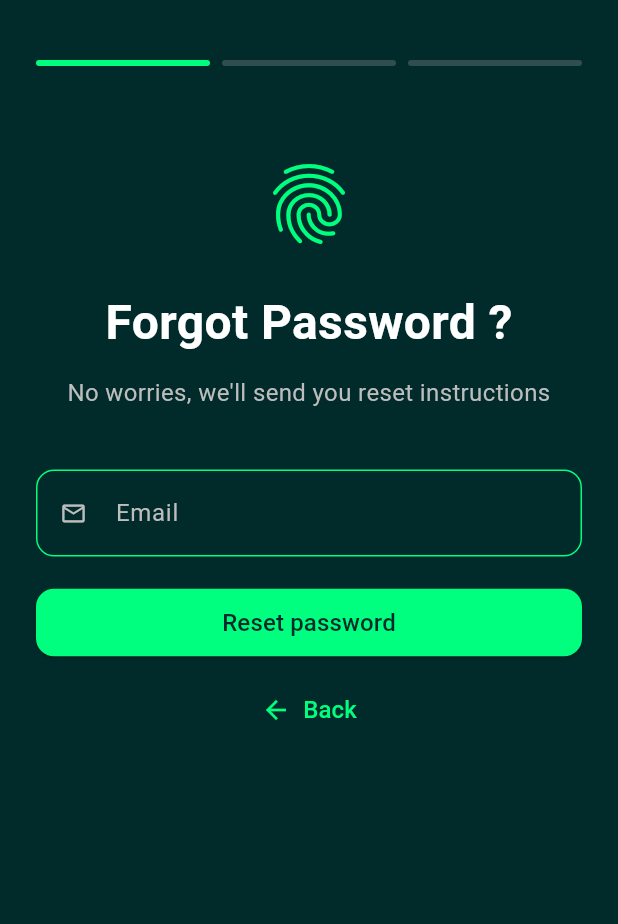
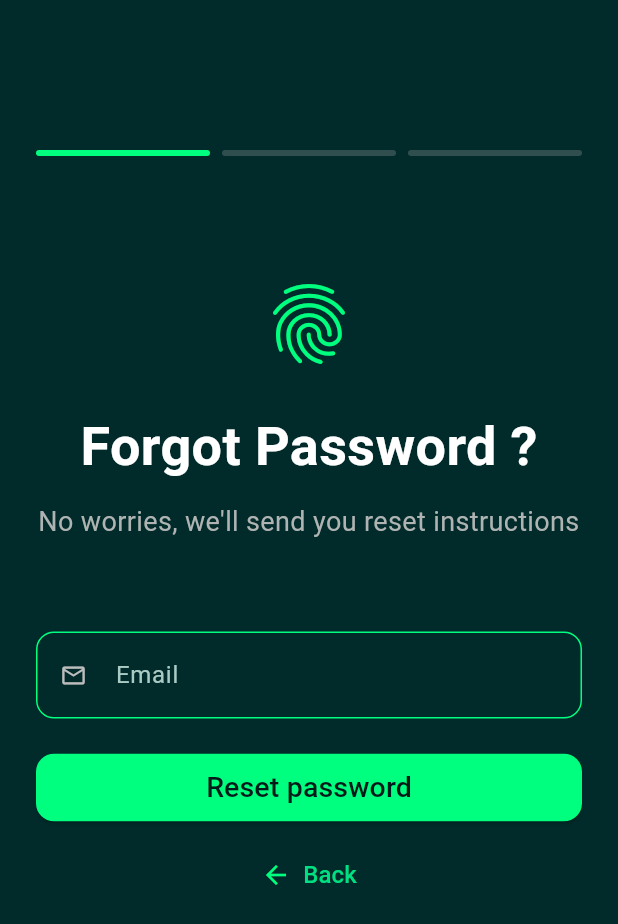
Before and after one commit to syigen/safe-app, a Flutter app: the ForgotPasswordScreen screen opened directly, on a phone screen of 412 x 824 dp. Shown: the top 924 px of the screen. Run offline on Flutter 3.47's test engine with Material 3 defaults, Android fonts, the phone set to English and light mode, and no system bars; our stand-ins replace dotted_border, flutter_dotenv, flutter_riverpod, fluttertoast, geocoding, google_maps_flutter and 5 more; missing offline and left inert: app_settings, dart:ffi; accounts and stored records are empty.

Commit message:
Fix UI bugs in forgot_password page

```diff
--- a/lib/pages/forgot_password_page.dart
+++ b/lib/pages/forgot_password_page.dart
@@ -20,7 +20,7 @@ class _ForgotPasswordScreenState extends State<ForgotPasswordScreen> {
           padding: const EdgeInsets.symmetric(horizontal: 24.0),
           child: Column(
             children: [
-              const SizedBox(height: 40),
+              const SizedBox(height: 100),
 
               Row(
                 children: [
@@ -55,7 +55,7 @@ class _ForgotPasswordScreenState extends State<ForgotPasswordScreen> {
                   ),
                 ],
               ),
-              const SizedBox(height: 60),
+              const SizedBox(height: 80),
 
               const Icon(
                 Icons.fingerprint,
@@ -67,20 +67,20 @@ class _ForgotPasswordScreenState extends State<ForgotPasswordScreen> {
                 'Forgot Password ?',
                 style: TextStyle(
                   color: Colors.white,
-                  fontSize: 32,
+                  fontSize: 36,
                   fontWeight: FontWeight.bold,
                 ),
               ),
               const SizedBox(height: 12),
-              Text(
+              const Text(
                 'No worries, we\'ll send you reset instructions',
                 style: TextStyle(
-                  color: Colors.grey[400],
-                  fontSize: 16,
+                  color: Color(0xFFAFB4B3),
+                  fontSize: 18,
                 ),
                 textAlign: TextAlign.center,
               ),
-              const SizedBox(height: 40),
+              const SizedBox(height: 60),
 
               Container(
                 decoration: BoxDecoration(
@@ -92,7 +92,7 @@ class _ForgotPasswordScreenState extends State<ForgotPasswordScreen> {
                   style: const TextStyle(color: Colors.white),
                   decoration: InputDecoration(
                     hintText: 'Email',
-                    hintStyle: TextStyle(color: Colors.grey[400]),
+                    hintStyle: const TextStyle(color: Color(0xFFAACBC4)),
                     prefixIcon: Icon(
                       Icons.mail_outline,
                       color: Colors.grey[400],
@@ -107,7 +107,7 @@ class _ForgotPasswordScreenState extends State<ForgotPasswordScreen> {
                   ),
                 ),
               ),
-              const SizedBox(height: 20),
+              const SizedBox(height: 22),
 
               ElevatedButton(
                 onPressed: () {
@@ -128,8 +128,9 @@ class _ForgotPasswordScreenState extends State<ForgotPasswordScreen> {
                 child: const Text(
                   'Reset password',
                   style: TextStyle(
-                    fontSize: 16,
-                    color: Color(0xFF002B2A),
+                    fontSize: 19,
+                    // color: Color(0xFF002B2A),
+                    color: Color(0xFF021B1A)
                   ),
                 ),
               ),
@@ -151,6 +152,7 @@ class _ForgotPasswordScreenState extends State<ForgotPasswordScreen> {
                       style: TextStyle(
                         fontSize: 16,
                         fontWeight: FontWeight.w500,
+                        color: Color(0xFF00DF81)
                       ),
                     ),
                   ],
```
